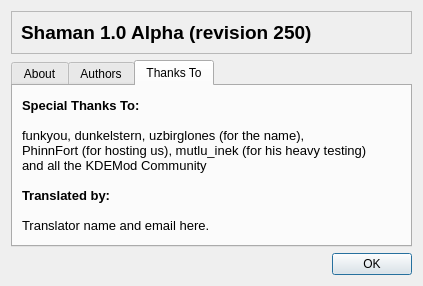
First picture: the form in trunk/ui/aboutDialog.ui, repository drf/shaman1, before the edit.
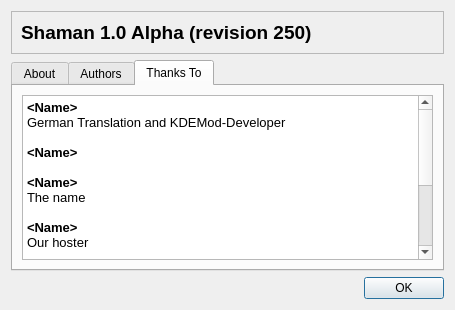
Second picture: the form after the edit. The open tabs and pages were chosen to show the change. Icons and pictures are not drawn.

```diff
--- a/trunk/ui/aboutDialog.ui
+++ b/trunk/ui/aboutDialog.ui
@@ -5,8 +5,8 @@
    <rect>
     <x>0</x>
     <y>0</y>
-    <width>423</width>
-    <height>286</height>
+    <width>455</width>
+    <height>310</height>
    </rect>
   </property>
   <property name="windowTitle" >
@@ -116,20 +116,30 @@
       </attribute>
       <layout class="QGridLayout" >
        <item row="0" column="0" >
-        <widget class="QLabel" name="label_5" >
-         <property name="text" >
+        <widget class="QTextEdit" name="textEdit" >
+         <property name="html" >
           <string>&lt;html>&lt;head>&lt;meta name="qrichtext" content="1" />&lt;style type="text/css">
 p, li { white-space: pre-wrap; }
-&lt;/style>&lt;/head>&lt;body style=" font-family:'Liberation Sans'; font-size:9pt; font-weight:400; font-style:normal;">
-&lt;p style=" margin-top:0px; margin-bottom:0px; margin-left:0px; margin-right:0px; -qt-block-indent:0; text-indent:0px;">&lt;span style=" font-size:10pt; font-weight:600;">Special Thanks To:&lt;/span>&lt;/p>
-&lt;p style="-qt-paragraph-type:empty; margin-top:0px; margin-bottom:0px; margin-left:0px; margin-right:0px; -qt-block-indent:0; text-indent:0px; font-size:10pt; font-weight:600;">&lt;/p>
-&lt;p style=" margin-top:0px; margin-bottom:0px; margin-left:0px; margin-right:0px; -qt-block-indent:0; text-indent:0px; font-size:10pt; font-weight:600;">&lt;span style=" font-weight:400;">funkyou, dunkelstern, uzbirglones (for the name),&lt;/span>&lt;/p>
-&lt;p style=" margin-top:0px; margin-bottom:0px; margin-left:0px; margin-right:0px; -qt-block-indent:0; text-indent:0px; font-size:10pt;">PhinnFort (for hosting us), mutlu_inek (for his heavy testing)&lt;/p>
-&lt;p style=" margin-top:0px; margin-bottom:0px; margin-left:0px; margin-right:0px; -qt-block-indent:0; text-indent:0px; font-size:10pt;">and all the KDEMod Community&lt;/p>
-&lt;p style="-qt-paragraph-type:empty; margin-top:0px; margin-bottom:0px; margin-left:0px; margin-right:0px; -qt-block-indent:0; text-indent:0px; font-size:10pt;">&lt;/p>
-&lt;p style=" margin-top:0px; margin-bottom:0px; margin-left:0px; margin-right:0px; -qt-block-indent:0; text-indent:0px; font-size:10pt;">&lt;span style=" font-weight:600;">Translated by:&lt;/span>&lt;/p>
-&lt;p style="-qt-paragraph-type:empty; margin-top:0px; margin-bottom:0px; margin-left:0px; margin-right:0px; -qt-block-indent:0; text-indent:0px; font-size:10pt; font-weight:600;">&lt;/p>
-&lt;p style=" margin-top:0px; margin-bottom:0px; margin-left:0px; margin-right:0px; -qt-block-indent:0; text-indent:0px; font-size:10pt; font-weight:600;">&lt;span style=" font-weight:400;">Translator name and email here.&lt;/span>&lt;/p>&lt;/body>&lt;/html></string>
+&lt;/style>&lt;/head>&lt;body style=" font-family:'Sans Serif'; font-size:10pt; font-weight:400; font-style:normal;">
+&lt;p style=" margin-top:0px; margin-bottom:0px; margin-left:0px; margin-right:0px; -qt-block-indent:0; text-indent:0px;">&lt;span style=" font-weight:600;">&amp;lt;Name&amp;gt;&lt;/span>&lt;/p>
+&lt;p style=" margin-top:0px; margin-bottom:0px; margin-left:0px; margin-right:0px; -qt-block-indent:0; text-indent:0px;">German Translation and KDEMod-Developer&lt;/p>
+&lt;p style="-qt-paragraph-type:empty; margin-top:0px; margin-bottom:0px; margin-left:0px; margin-right:0px; -qt-block-indent:0; text-indent:0px;">&lt;/p>
+&lt;p style=" margin-top:0px; margin-bottom:0px; margin-left:0px; margin-right:0px; -qt-block-indent:0; text-indent:0px;">&lt;span style=" font-weight:600;">&amp;lt;Name&amp;gt;&lt;/span>&lt;/p>
+&lt;p style="-qt-paragraph-type:empty; margin-top:0px; margin-bottom:0px; margin-left:0px; margin-right:0px; -qt-block-indent:0; text-indent:0px; font-weight:600;">&lt;/p>
+&lt;p style=" margin-top:0px; margin-bottom:0px; margin-left:0px; margin-right:0px; -qt-block-indent:0; text-indent:0px;">&lt;span style=" font-weight:600;">&amp;lt;Name&amp;gt;&lt;/span>&lt;/p>
+&lt;p style=" margin-top:0px; margin-bottom:0px; margin-left:0px; margin-right:0px; -qt-block-indent:0; text-indent:0px;">The name&lt;/p>
+&lt;p style="-qt-paragraph-type:empty; margin-top:0px; margin-bottom:0px; margin-left:0px; margin-right:0px; -qt-block-indent:0; text-indent:0px;">&lt;/p>
+&lt;p style=" margin-top:0px; margin-bottom:0px; margin-left:0px; margin-right:0px; -qt-block-indent:0; text-indent:0px;">&lt;span style=" font-weight:600;">&amp;lt;Name&amp;gt;&lt;/span>&lt;/p>
+&lt;p style=" margin-top:0px; margin-bottom:0px; margin-left:0px; margin-right:0px; -qt-block-indent:0; text-indent:0px;">Our hoster&lt;/p>
+&lt;p style="-qt-paragraph-type:empty; margin-top:0px; margin-bottom:0px; margin-left:0px; margin-right:0px; -qt-block-indent:0; text-indent:0px;">&lt;/p>
+&lt;p style=" margin-top:0px; margin-bottom:0px; margin-left:0px; margin-right:0px; -qt-block-indent:0; text-indent:0px;">&lt;span style=" font-weight:600;">&amp;lt;Name&amp;gt;&lt;/span>&lt;/p>
+&lt;p style=" margin-top:0px; margin-bottom:0px; margin-left:0px; margin-right:0px; -qt-block-indent:0; text-indent:0px; font-weight:600;">&lt;span style=" font-weight:400;">Heavy testing&lt;/span>&lt;/p>
+&lt;p style="-qt-paragraph-type:empty; margin-top:0px; margin-bottom:0px; margin-left:0px; margin-right:0px; -qt-block-indent:0; text-indent:0px;">&lt;/p>
+&lt;p style=" margin-top:0px; margin-bottom:0px; margin-left:0px; margin-right:0px; -qt-block-indent:0; text-indent:0px;">&lt;span style=" font-weight:600;">KDEMod Community&lt;/span>&lt;/p>
+&lt;p style=" margin-top:0px; margin-bottom:0px; margin-left:0px; margin-right:0px; -qt-block-indent:0; text-indent:0px; font-weight:600;">&lt;span style=" font-weight:400;">All the help and testing&lt;/span>&lt;/p>
+&lt;p style="-qt-paragraph-type:empty; margin-top:0px; margin-bottom:0px; margin-left:0px; margin-right:0px; -qt-block-indent:0; text-indent:0px;">&lt;/p>
+&lt;p style=" margin-top:0px; margin-bottom:0px; margin-left:0px; margin-right:0px; -qt-block-indent:0; text-indent:0px;">&lt;span style=" font-weight:600;">&amp;lt;Name&amp;gt;&lt;/span>&lt;/p>
+&lt;p style=" margin-top:0px; margin-bottom:0px; margin-left:0px; margin-right:0px; -qt-block-indent:0; text-indent:0px;">French Translation&lt;/p>&lt;/body>&lt;/html></string>
          </property>
         </widget>
        </item>
```
Left out of the diff: 2 changed lines with no effect on the pictures.
